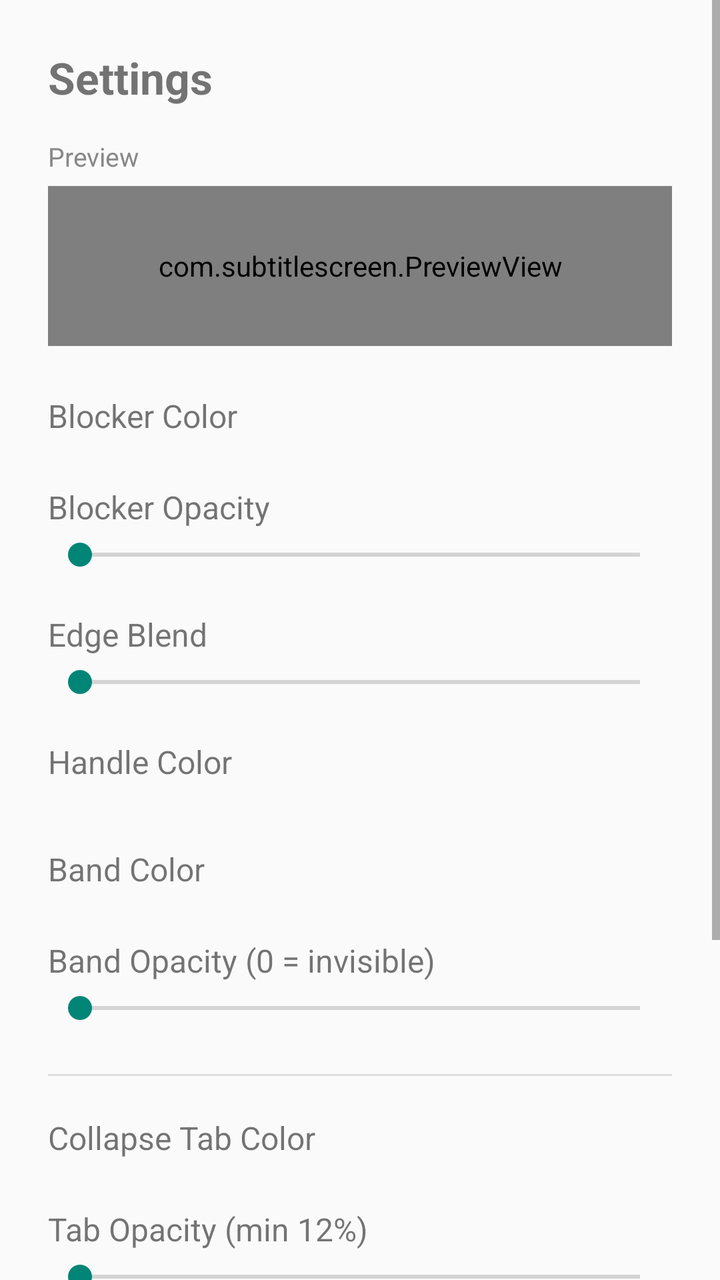
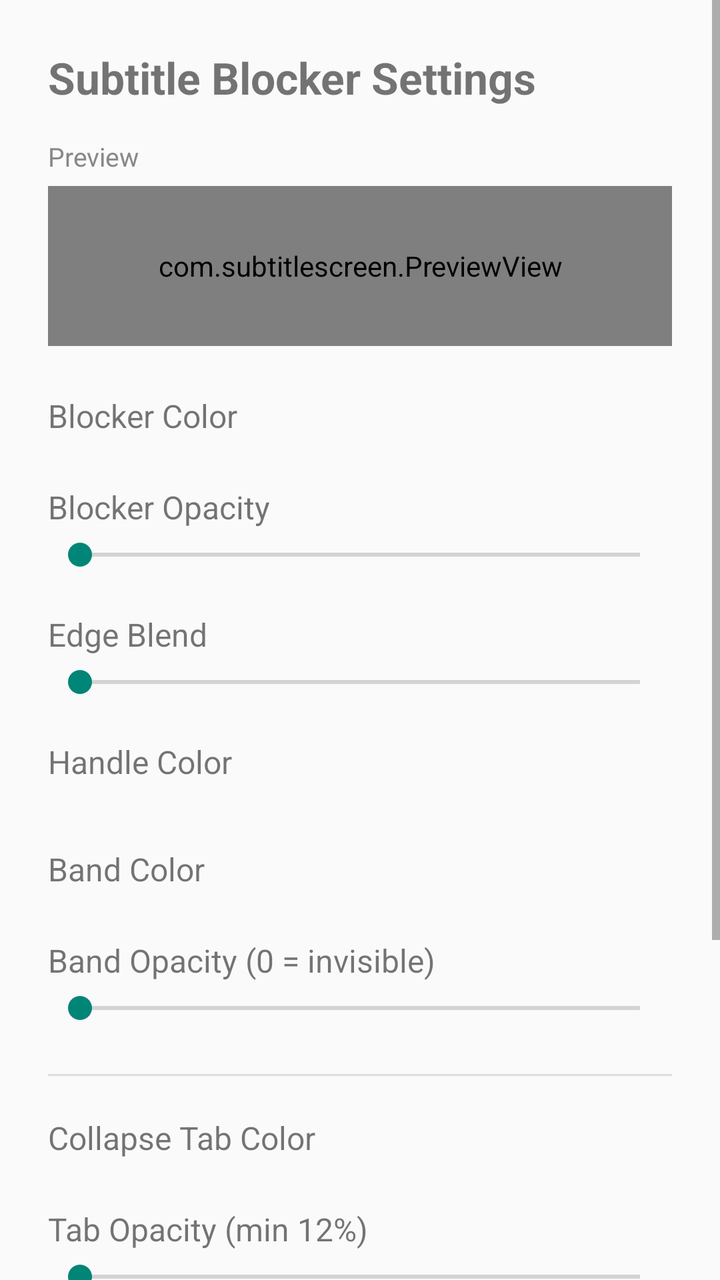

Before-and-after screenshots of an Android layout around one commit, followed by the original layout XML and the change that was made.
<!-- AndroidManifest.xml: application theme Theme.AppCompat.Light.DarkActionBar -->
<!-- res/layout/activity_settings.xml -->
<?xml version="1.0" encoding="utf-8"?>
<ScrollView xmlns:android="http://schemas.android.com/apk/res/android"
    android:layout_width="match_parent"
    android:layout_height="match_parent"
    android:background="#FAFAFA">

    <LinearLayout
        android:layout_width="match_parent"
        android:layout_height="wrap_content"
        android:orientation="vertical"
        android:paddingStart="24dp"
        android:paddingEnd="24dp"
        android:paddingTop="24dp"
        android:paddingBottom="80dp">

        <TextView
            android:layout_width="wrap_content"
            android:layout_height="wrap_content"
            android:layout_marginBottom="16dp"
            android:text="Settings"
            android:textSize="22sp"
            android:textStyle="bold" />

        
        <TextView
            android:layout_width="wrap_content"
            android:layout_height="wrap_content"
            android:layout_marginBottom="6dp"
            android:text="Preview"
            android:textColor="#888888"
            android:textSize="13sp" />

        <com.subtitlescreen.PreviewView
            android:id="@+id/preview"
            android:layout_width="match_parent"
            android:layout_height="80dp"
            android:layout_marginBottom="24dp" />

        
        <TextView
            android:layout_width="wrap_content"
            android:layout_height="wrap_content"
            android:layout_marginBottom="8dp"
            android:text="@string/blocker_colour"
            android:textSize="16sp" />

        <LinearLayout
            android:id="@+id/colorRowInner"
            android:layout_width="match_parent"
            android:layout_height="wrap_content"
            android:layout_marginBottom="16dp"
            android:orientation="horizontal" />

        
        <LinearLayout
            android:layout_width="match_parent"
            android:layout_height="wrap_content"
            android:layout_marginBottom="4dp"
            android:orientation="horizontal">
            <TextView
                android:layout_width="0dp"
                android:layout_height="wrap_content"
                android:layout_weight="1"
                android:text="@string/blocker_opacity"
                android:textSize="16sp" />
            <TextView
                android:id="@+id/valInnerAlpha"
                android:layout_width="wrap_content"
                android:layout_height="wrap_content"
                android:textColor="#888888"
                android:textSize="12sp" />
        </LinearLayout>

        <SeekBar
            android:id="@+id/seekInnerAlpha"
            android:layout_width="match_parent"
            android:layout_height="wrap_content"
            android:layout_marginBottom="20dp"
            android:max="255" />

        
        <LinearLayout
            android:layout_width="match_parent"
            android:layout_height="wrap_content"
            android:layout_marginBottom="4dp"
            android:orientation="horizontal">
            <TextView
                android:layout_width="0dp"
                android:layout_height="wrap_content"
                android:layout_weight="1"
                android:text="@string/edge_blend"
                android:textSize="16sp" />
            <TextView
                android:id="@+id/valFeather"
                android:layout_width="wrap_content"
                android:layout_height="wrap_content"
                android:textColor="#888888"
                android:textSize="12sp" />
        </LinearLayout>

        <SeekBar
            android:id="@+id/seekFeather"
            android:layout_width="match_parent"
            android:layout_height="wrap_content"
            android:layout_marginBottom="20dp"
            android:max="100" />

        
        <TextView
            android:layout_width="wrap_content"
            android:layout_height="wrap_content"
            android:layout_marginBottom="8dp"
            android:text="@string/handle_colour"
            android:textSize="16sp" />

        <LinearLayout
            android:id="@+id/colorRowHandle"
            android:layout_width="match_parent"
            android:layout_height="wrap_content"
            android:layout_marginBottom="24dp"
            android:orientation="horizontal" />

        
        <TextView
            android:layout_width="wrap_content"
            android:layout_height="wrap_content"
            android:layout_marginBottom="8dp"
            android:text="@string/band_colour"
            android:textSize="16sp" />

        <LinearLayout
            android:id="@+id/colorRowBand"
            android:layout_width="match_parent"
            android:layout_height="wrap_content"
            android:layout_marginBottom="16dp"
            android:orientation="horizontal" />

        
        <LinearLayout
            android:layout_width="match_parent"
            android:layout_height="wrap_content"
            android:layout_marginBottom="4dp"
            android:orientation="horizontal">
            <TextView
                android:layout_width="0dp"
                android:layout_height="wrap_content"
                android:layout_weight="1"
                android:text="@string/band_opacity"
                android:textSize="16sp" />
            <TextView
                android:id="@+id/valBandAlpha"
                android:layout_width="wrap_content"
                android:layout_height="wrap_content"
                android:textColor="#888888"
                android:textSize="12sp" />
        </LinearLayout>

        <SeekBar
            android:id="@+id/seekBandAlpha"
            android:layout_width="match_parent"
            android:layout_height="wrap_content"
            android:layout_marginBottom="24dp"
            android:max="255" />

        <View
            android:layout_width="match_parent"
            android:layout_height="1dp"
            android:layout_marginBottom="20dp"
            android:background="#DDDDDD" />

        
        <TextView
            android:layout_width="wrap_content"
            android:layout_height="wrap_content"
            android:layout_marginBottom="8dp"
            android:text="@string/tab_colour"
            android:textSize="16sp" />

        <LinearLayout
            android:id="@+id/colorRowTab"
            android:layout_width="match_parent"
            android:layout_height="wrap_content"
            android:layout_marginBottom="16dp"
            android:orientation="horizontal" />

        
        <LinearLayout
            android:layout_width="match_parent"
            android:layout_height="wrap_content"
            android:layout_marginBottom="4dp"
            android:orientation="horizontal">
            <TextView
                android:layout_width="0dp"
                android:layout_height="wrap_content"
                android:layout_weight="1"
                android:text="@string/tab_opacity"
                android:textSize="16sp" />
            <TextView
                android:id="@+id/valTabAlpha"
                android:layout_width="wrap_content"
                android:layout_height="wrap_content"
                android:textColor="#888888"
                android:textSize="12sp" />
        </LinearLayout>

        <SeekBar
            android:id="@+id/seekTabAlpha"
            android:layout_width="match_parent"
            android:layout_height="wrap_content"
            android:layout_marginBottom="24dp"
            android:max="255" />

        <View
            android:layout_width="match_parent"
            android:layout_height="1dp"
            android:layout_marginBottom="20dp"
            android:background="#DDDDDD" />

        <androidx.appcompat.widget.SwitchCompat
            android:id="@+id/switchRemember"
            android:layout_width="match_parent"
            android:layout_height="wrap_content"
            android:layout_marginBottom="24dp"
            android:text="@string/remember_position"
            android:textSize="16sp" />

        <Button
            android:id="@+id/btnReset"
            android:layout_width="wrap_content"
            android:layout_height="wrap_content"
            android:text="@string/reset_defaults" />

    </LinearLayout>

</ScrollView>
<!-- resources referenced by this layout -->
<resources>
  <string name="band_colour">Band Color</string>
  <string name="band_opacity">Band Opacity (0 = invisible)</string>
  <string name="blocker_colour">Blocker Color</string>
  <string name="blocker_opacity">Blocker Opacity</string>
  <string name="edge_blend">Edge Blend</string>
  <string name="handle_colour">Handle Color</string>
  <string name="remember_position">Remember last position &amp; size</string>
  <string name="reset_defaults">Reset to Defaults</string>
  <string name="tab_colour">Collapse Tab Color</string>
  <string name="tab_opacity">Tab Opacity (min 12%)</string>
</resources>

<!-- the commit's change to res/layout/activity_settings.xml (unified diff, before → after) -->
@@ -17,7 +17,7 @@
             android:layout_width="wrap_content"
             android:layout_height="wrap_content"
             android:layout_marginBottom="16dp"
-            android:text="Settings"
+            android:text="@string/settings_title"
             android:textSize="22sp"
             android:textStyle="bold" />
 
<!-- resource entries referenced after the edit -->
@@ -8,6 +8,7 @@
   <string name="handle_colour">Handle Color</string>
   <string name="remember_position">Remember last position &amp; size</string>
   <string name="reset_defaults">Reset to Defaults</string>
+  <string name="settings_title">Subtitle Blocker Settings</string>
   <string name="tab_colour">Collapse Tab Color</string>
   <string name="tab_opacity">Tab Opacity (min 12%)</string>
 </resources>
